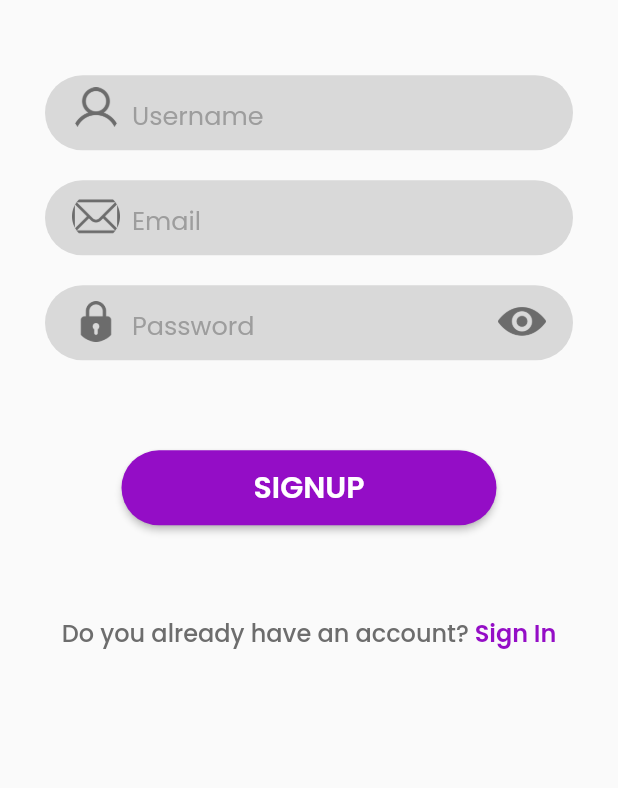
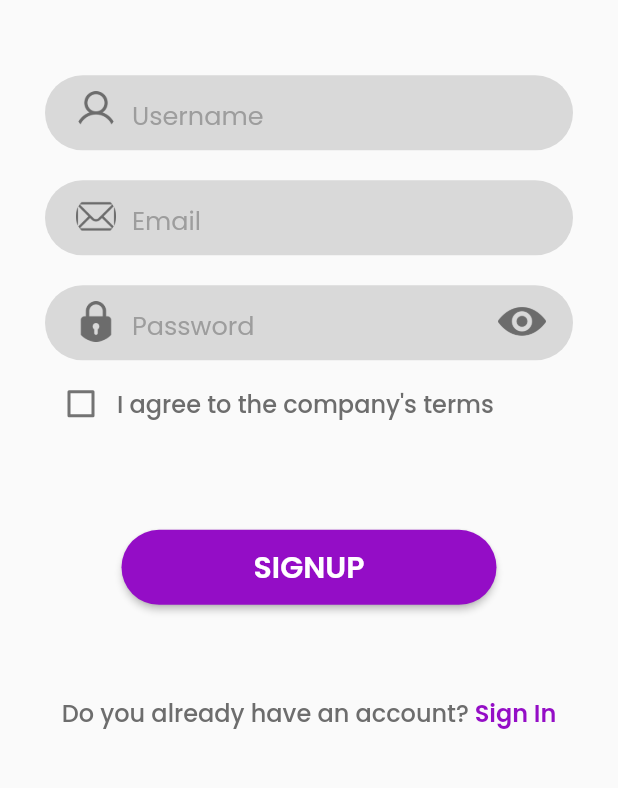
Before and after one commit to binh123thien/HOBIN, a Flutter app: the SignUpPage screen opened directly, on a phone screen of 412 x 824 dp, the part 312-1100 px from its top. Run offline on Flutter 3.47's test engine with Material 2 defaults, Android fonts, the phone set to English and light mode, and no system bars; our stand-ins replace google_fonts.

Commit message:
signin signup

```diff
--- a/hobin_app/lib/pages/auth/SignUp.dart
+++ b/hobin_app/lib/pages/auth/SignUp.dart
@@ -20,6 +20,8 @@ class _SignUpPageState extends State<SignUpPage> {
   //khai báo trên override có thể thay đổi biến showpass
   //khai báo con mắt
   bool showpass = false;
+  //khai bao checkbox i agree
+  bool checkBoxIagree = false;
   @override
   // khai báo dưới override biến ko thay đổi
   Widget build(BuildContext context) {
@@ -93,6 +95,7 @@ class _SignUpPageState extends State<SignUpPage> {
                                 icon: Image(
                                   image: AssetImage(AppIcons.userIcon),
                                   fit: BoxFit.fill,
+                                  width: 27,
                                 ),
                               ),
                               contentPadding: EdgeInsets.only(top: 14),
@@ -130,6 +133,7 @@ class _SignUpPageState extends State<SignUpPage> {
                                 icon: Image(
                                   image: AssetImage(AppIcons.emailIcon),
                                   fit: BoxFit.fill,
+                                  width: 27,
                                 ),
                               ),
                               contentPadding: EdgeInsets.only(top: 14),
@@ -194,6 +198,33 @@ class _SignUpPageState extends State<SignUpPage> {
                             ),
                           ),
                         ),
+                      ),
+                    ),
+                    Padding(
+                      padding: ResponsiveWidget.isSmallScreen(context)
+                          ? const EdgeInsets.fromLTRB(30, 5, 30, 0)
+                          : const EdgeInsets.fromLTRB(60, 20, 60, 0),
+                      child: Row(
+                        mainAxisAlignment: MainAxisAlignment.start,
+                        children: [
+                          Checkbox(
+                              checkColor: Colors.white,
+                              activeColor: AppColors.purpleColor,
+                              value: checkBoxIagree,
+                              onChanged: (bool? value) {
+                                setState(() {
+                                  checkBoxIagree = value!;
+                                });
+                              }),
+                          Text(
+                            "I agree to the company's terms",
+                            style: GoogleFonts.poppins(
+                              fontSize: 16,
+                              color: AppColors.textColor,
+                              fontWeight: FontWeight.w500,
+                            ),
+                          ),
+                        ],
                       ),
                     ),
                     //====================SIGN UP=============================
```
Also changed, not shown: hobin_app/lib/pages/auth/SignIn.dart (+15 -13 lines).
